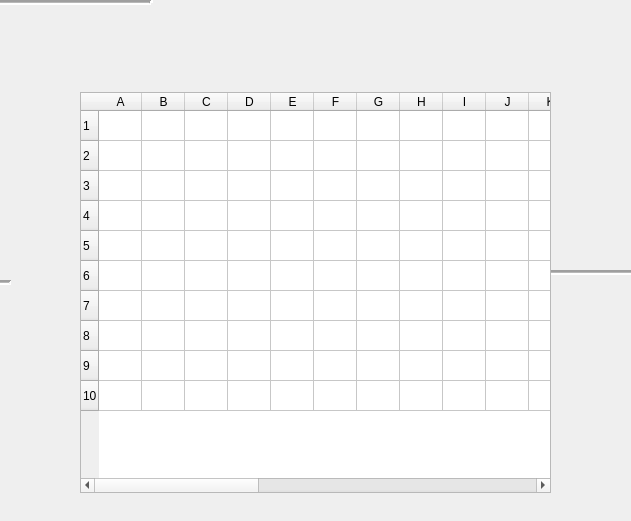
First picture: the form in untitled/mainwindow.ui, repository javialroro/Proyecto1_ED, before the edit; both pictures show x 580 to 1211 and y 248 to 769 of the 1522 by 769 pixel window.
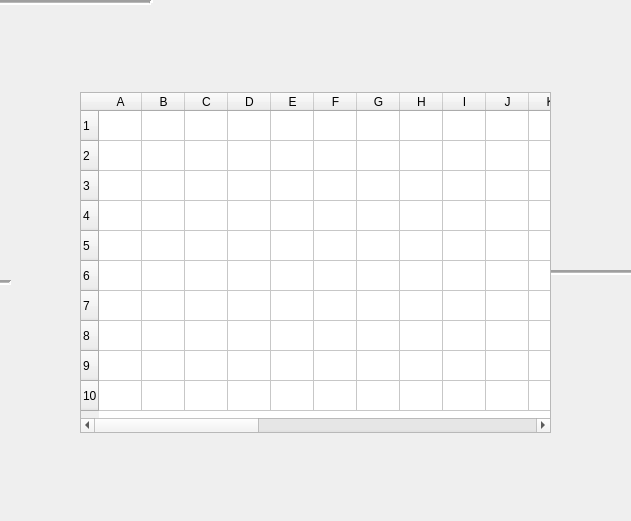
Second picture: the form after the edit. Icons and pictures are not drawn.

```diff
--- a/untitled/mainwindow.ui
+++ b/untitled/mainwindow.ui
@@ -1264,7 +1264,7 @@
       <x>660</x>
       <y>340</y>
       <width>471</width>
-      <height>401</height>
+      <height>341</height>
      </rect>
     </property>
     <property name="rowCount">
```
Left out of the diff: 80 changed lines with no effect on the pictures.
